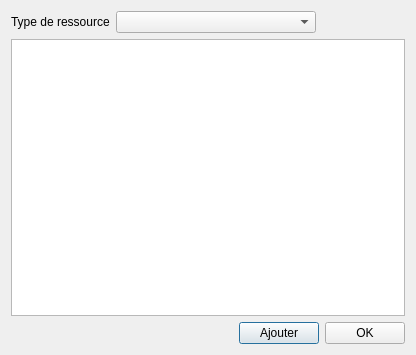
Qt form TP_QT/addresourcestoclientdialog.ui (MaxenceRobin/TP_QT_2) before a commit.
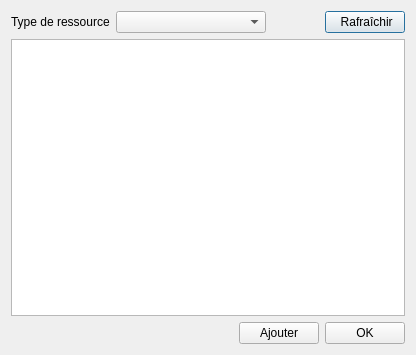
The same form after that commit.

```diff
--- a/TP_QT/addresourcestoclientdialog.ui
+++ b/TP_QT/addresourcestoclientdialog.ui
@@ -19,32 +19,30 @@
      <item>
       <layout class="QHBoxLayout" name="horizontalLayout_3">
        <item>
-        <layout class="QFormLayout" name="formLayout">
-         <item row="0" column="0">
+        <layout class="QHBoxLayout" name="horizontalLayout">
+         <item>
           <widget class="QLabel" name="resourceTypeLabel">
            <property name="text">
             <string>Type de ressource</string>
            </property>
           </widget>
          </item>
-         <item row="0" column="1">
+         <item>
           <widget class="QComboBox" name="resourceTypeComboBox">
            <property name="minimumSize">
             <size>
-             <width>200</width>
+             <width>150</width>
              <height>0</height>
             </size>
            </property>
            <property name="maximumSize">
             <size>
-             <width>300</width>
+             <width>150</width>
              <height>16777215</height>
             </size>
            </property>
           </widget>
          </item>
-        </layout>
-       </item>
        <item>
         <spacer name="horizontalSpacer_2">
          <property name="orientation">
@@ -58,6 +56,15 @@
          </property>
         </spacer>
        </item>
+         <item>
+          <widget class="QPushButton" name="refreshButton">
+           <property name="text">
+            <string> Rafraîchir</string>
+           </property>
+          </widget>
+         </item>
+        </layout>
+       </item>
       </layout>
      </item>
      <item>
```
Left out of the diff: 19 changed lines with no effect on the pictures. Lines whose indentation alone changed are shown as unchanged.
